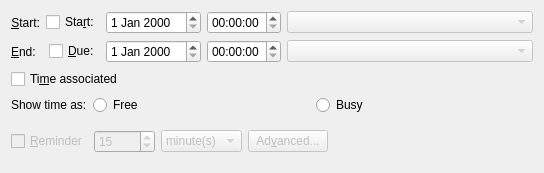
Qt form incidenceeditors/incidenceeditor-ng/iedatetimemobile.ui (chusopr/kdepim-ktimetracker-akonadi) before a commit.
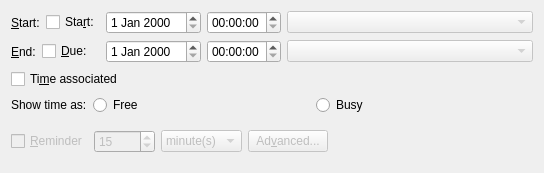
The same form after that commit. Custom widgets are drawn as their Qt base class.

Commit message: - Disable timezone combos for now on mobile. - Fix warning - Small code cleanup -> use #ifdef instead of #ifndef

What changed in the file:
```diff
--- a/incidenceeditors/incidenceeditor-ng/iedatetimemobile.ui
+++ b/incidenceeditors/incidenceeditor-ng/iedatetimemobile.ui
@@ -16,7 +16,7 @@
      <item>
       <widget class="QLabel" name="mStartLabel">
        <property name="sizePolicy">
-        <sizepolicy hsizetype="Minimum" vsizetype="Preferred">
+        <sizepolicy hsizetype="Fixed" vsizetype="Preferred">
          <horstretch>0</horstretch>
          <verstretch>0</verstretch>
         </sizepolicy>
@@ -24,9 +24,6 @@
        <property name="text">
         <string>&amp;Start:</string>
        </property>
-       <property name="alignment">
-        <set>Qt::AlignRight|Qt::AlignTrailing|Qt::AlignVCenter</set>
-       </property>
        <property name="buddy">
         <cstring>mStartDateEdit</cstring>
        </property>
@@ -71,7 +68,7 @@
      <item>
       <widget class="QLabel" name="mEndLabel">
        <property name="sizePolicy">
-        <sizepolicy hsizetype="Minimum" vsizetype="Preferred">
+        <sizepolicy hsizetype="Fixed" vsizetype="Preferred">
          <horstretch>0</horstretch>
          <verstretch>0</verstretch>
         </sizepolicy>
```
The commit also changes 1 other file.
